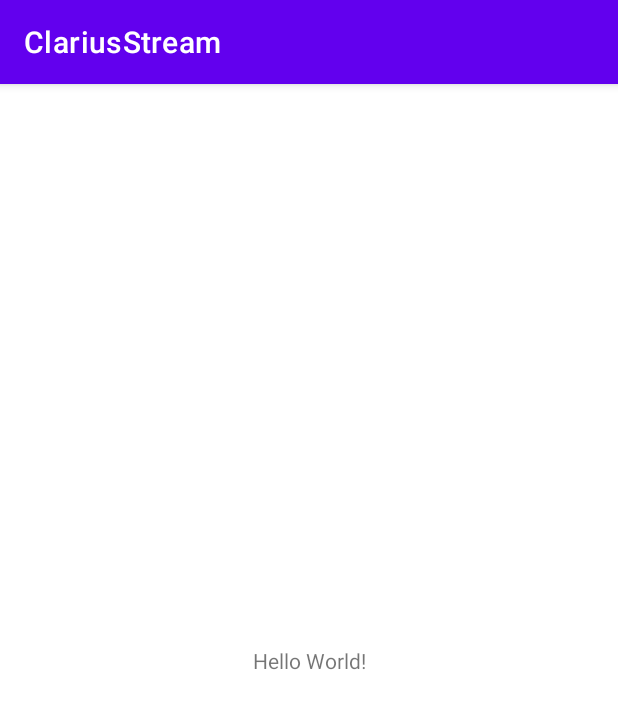
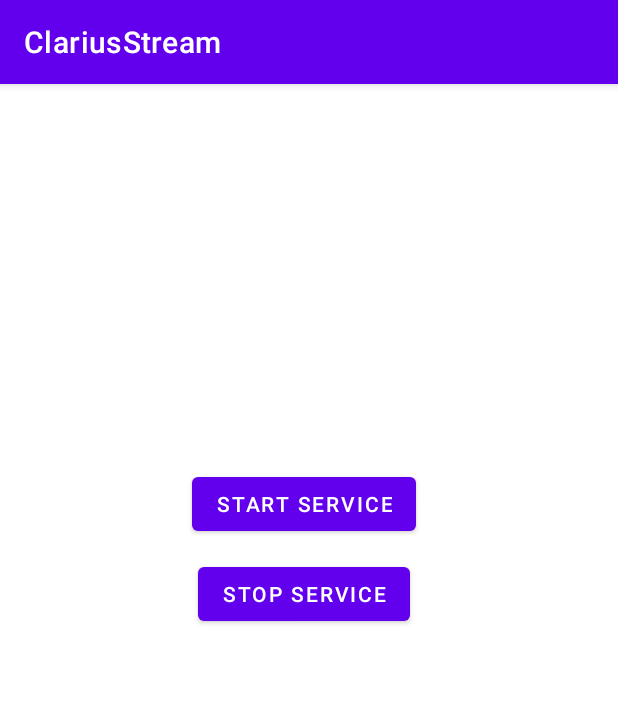
Before and after one commit to KitwareMedical/MTEC-Clarius-OpenIGTLink, an Android app: the screen it shows after launch (MainActivity), on a phone screen of 412 x 824 dp. Shown: the top 709 px of the screen. Run offline under Robolectric (Android 15) with nearby library versions, the phone set to English and light mode, and no system bars.

Commit message:
Connect to clarius service

```diff
--- a/app/build.gradle
+++ b/app/build.gradle
@@ -13,6 +13,9 @@ android {
         targetSdkVersion 30
         versionCode 1
         versionName "1.0"
+
+        buildConfigField("String", "CLARIUS_PACKAGE_NAME", clariusPackageName)
+        buildConfigField("String", "CLARIUS_SERVICE_NAME", clariusServiceName)
 
         testInstrumentationRunner "androidx.test.runner.AndroidJUnitRunner"
     }
@@ -39,6 +42,7 @@ dependencies {
     implementation 'androidx.appcompat:appcompat:1.2.0'
     implementation 'com.google.android.material:material:1.3.0'
     implementation 'androidx.constraintlayout:constraintlayout:2.0.4'
+    implementation project(':mobileapi')
     testImplementation 'junit:junit:4.+'
     androidTestImplementation 'androidx.test.ext:junit:1.1.2'
     androidTestImplementation 'androidx.test.espresso:espresso-core:3.3.0'
--- a/app/src/main/java/com/kitware/medical/clariusstream/MainActivity.kt
+++ b/app/src/main/java/com/kitware/medical/clariusstream/MainActivity.kt
@@ -1,11 +1,30 @@
 package com.kitware.medical.clariusstream
 
+import android.content.Intent
 import androidx.appcompat.app.AppCompatActivity
 import android.os.Bundle
+import android.widget.Button
 
 class MainActivity : AppCompatActivity() {
     override fun onCreate(savedInstanceState: Bundle?) {
         super.onCreate(savedInstanceState)
         setContentView(R.layout.activity_main)
+
+        var launchBtn: Button = findViewById(R.id.launchBtn)
+        launchBtn.setOnClickListener {
+            sendServiceIntent(Constants.START_SERVICE)
+        }
+
+        var stopBtn: Button = findViewById(R.id.stopBtn)
+        stopBtn.setOnClickListener {
+            sendServiceIntent(Constants.STOP_SERVICE)
+        }
+    }
+
+    private fun sendServiceIntent(action: String) {
+        val serviceIntent = Intent(this, StreamingService::class.java).also {
+            it.action = action
+        }
+        startService(serviceIntent)
     }
 }
--- a/app/src/main/res/layout/activity_main.xml
+++ b/app/src/main/res/layout/activity_main.xml
@@ -6,13 +6,24 @@
     android:layout_height="match_parent"
     tools:context=".MainActivity">
 
-    <TextView
+    <Button
+        android:id="@+id/launchBtn"
         android:layout_width="wrap_content"
         android:layout_height="wrap_content"
-        android:text="Hello World!"
-        app:layout_constraintBottom_toBottomOf="parent"
-        app:layout_constraintLeft_toLeftOf="parent"
-        app:layout_constraintRight_toRightOf="parent"
+        android:layout_marginStart="128dp"
+        android:layout_marginTop="256dp"
+        android:text="@string/launch_btn"
+        app:layout_constraintStart_toStartOf="parent"
         app:layout_constraintTop_toTopOf="parent" />
 
+    <Button
+        android:id="@+id/stopBtn"
+        android:layout_width="wrap_content"
+        android:layout_height="wrap_content"
+        android:layout_marginStart="132dp"
+        android:layout_marginTop="12dp"
+        android:text="@string/stop_btn"
+        app:layout_constraintStart_toStartOf="parent"
+        app:layout_constraintTop_toBottomOf="@+id/launchBtn" />
+
 </androidx.constraintlayout.widget.ConstraintLayout>
--- a/app/src/main/res/values/strings.xml
+++ b/app/src/main/res/values/strings.xml
@@ -1,3 +1,6 @@
 <resources>
     <string name="app_name">ClariusStream</string>
+    <string name="launch_btn">Start service</string>
+    <string name="stop_btn">Stop service</string>
+    <string name="stop_service">Stop streaming</string>
 </resources>
--- a/build.gradle
+++ b/build.gradle
@@ -6,7 +6,7 @@ buildscript {
         jcenter()
     }
     dependencies {
-        classpath "com.android.tools.build:gradle:4.1.3"
+        classpath 'com.android.tools.build:gradle:4.1.3'
         classpath "org.jetbrains.kotlin:kotlin-gradle-plugin:$kotlin_version"
 
         // NOTE: Do not place your application dependencies here; they belong
--- a/gradle.properties
+++ b/gradle.properties
@@ -19,3 +19,7 @@ android.useAndroidX=true
 android.enableJetifier=true
 # Kotlin code style for this project: "official" or "obsolete":
 kotlin.code.style=official
+
+# clarius package and service name
+clariusPackageName="me.clarius.clarius"
+clariusServiceName="me.clarius.mobileapi.MobileApiService"
--- a/settings.gradle
+++ b/settings.gradle
@@ -1,2 +1,3 @@
+include ':mobileapi'
 include ':app'
 rootProject.name = "ClariusStream"
```
Also changed, not shown: app/src/main/AndroidManifest.xml (+9 -0 lines), app/src/main/java/com/kitware/medical/clariusstream/Constants.kt (added, +8 -0 lines), app/src/main/java/com/kitware/medical/clariusstream/StreamingService.kt (added, +238 -0 lines), gradle/wrapper/gradle-wrapper.properties.
